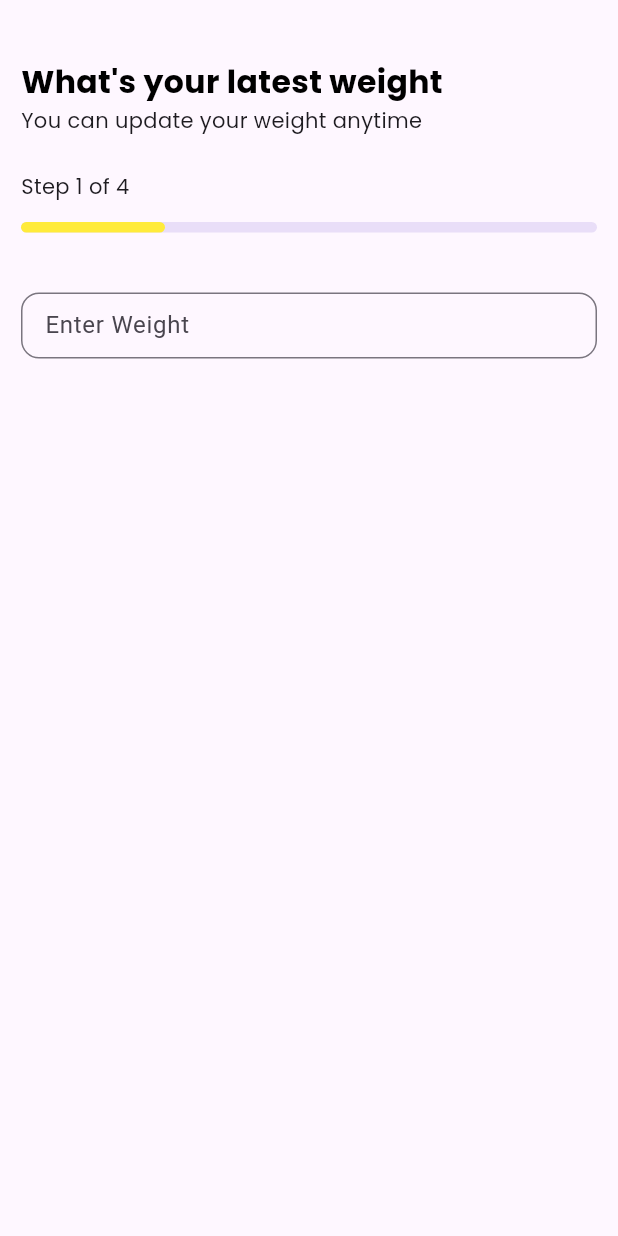
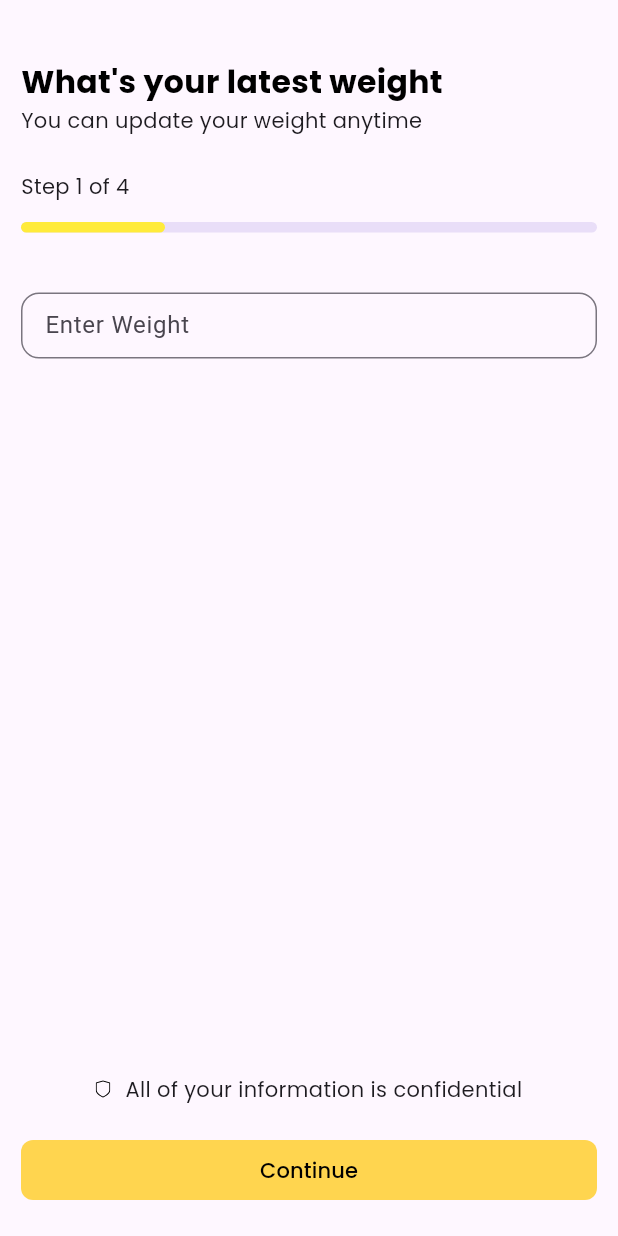
Before and after one commit to Pawan89844/calorie-counter, a Flutter app: the screen it shows after launch, on a phone screen of 412 x 824 dp. Run offline on Flutter 3.47's test engine with Material 3 defaults, Android fonts, the phone set to English and light mode, and no system bars; our stand-ins replace flutter_svg, get, google_fonts.

Commit message:
CU-860t7wz26 - Goal Screen (Step 2)

```diff
--- a/lib/view/goal/goal.dart
+++ b/lib/view/goal/goal.dart
@@ -56,7 +56,7 @@ class Goal extends StatelessWidget {
             name: 'Continue',
             onPressed: () {},
           ),
-          const SizedBox(height: 15.0),
+          const SizedBox(height: 20.0),
         ],
       ),
     )));
--- a/lib/view/goal/latest_weight.dart
+++ b/lib/view/goal/latest_weight.dart
@@ -1,7 +1,9 @@
 import 'package:caloriescount/components/HeadingComponent.dart';
+import 'package:caloriescount/widget/AppButton.dart';
 import 'package:caloriescount/widget/AppInputField.dart';
 import 'package:caloriescount/widget/AppText.dart';
 import 'package:flutter/material.dart';
+import 'package:flutter_svg/flutter_svg.dart';
 
 class LatestWeight extends StatelessWidget {
   LatestWeight({super.key});
@@ -39,6 +41,14 @@ class LatestWeight extends StatelessWidget {
               const SizedBox(height: 40.0),
               AppInputField(
                   hintText: 'Enter Weight', controller: _weightController),
+              const Spacer(),
+              const NoteWidget(),
+              const SizedBox(height: 20.0),
+              AppButton(
+                name: 'Continue',
+                onPressed: () {},
+              ),
+              const SizedBox(height: 20.0),
             ],
           ),
         ),
@@ -46,3 +56,21 @@ class LatestWeight extends StatelessWidget {
     );
   }
 }
+
+class NoteWidget extends StatelessWidget {
+  const NoteWidget({
+    super.key,
+  });
+
+  @override
+  Widget build(BuildContext context) {
+    return Row(
+      mainAxisAlignment: MainAxisAlignment.center,
+      children: [
+        SvgPicture.asset('assets/icons/shield.svg'),
+        const SizedBox(width: 10.0),
+        const AppText('All of your information is confidential')
+      ],
+    );
+  }
+}
```
Also changed, not shown: lib/components/NoteComponent.dart (added, +23 -0 lines).
